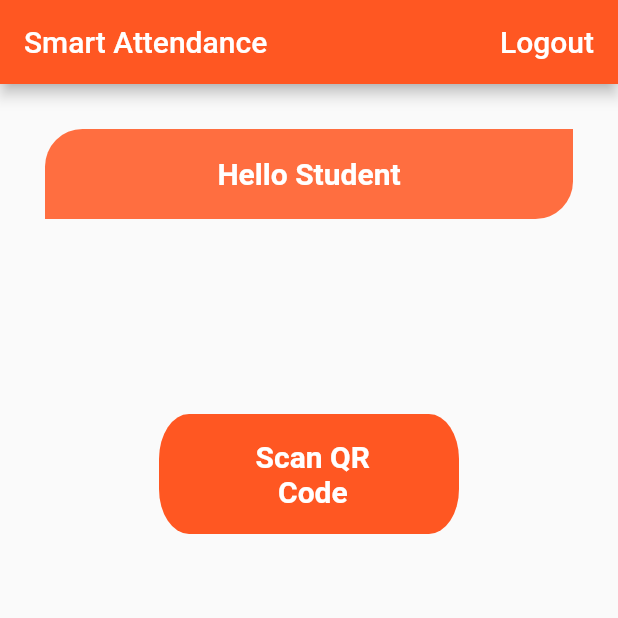
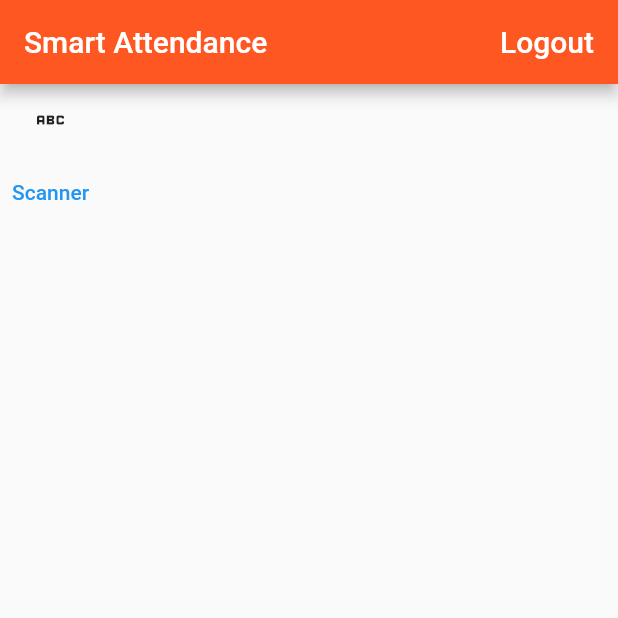
Before and after one commit to SRJ2910/MUSR, a Flutter app: the StudentHomePage screen opened directly, on a phone screen of 412 x 824 dp, the top half of it. Run offline on Flutter 3.47's test engine with Material 2 defaults, Android fonts, the phone set to English and light mode, and no system bars; our stand-ins replace cloud_firestore, firebase_auth, firebase_database, qr_flutter; missing offline and left inert: encrypt, flutter_barcode_scanner, qrscan, syncfusion_flutter_barcodes; accounts and stored records are empty.

Commit message:
Student scanner implemented

```diff
--- a/checkclass/lib/pages/student/student_home_page.dart
+++ b/checkclass/lib/pages/student/student_home_page.dart
@@ -2,7 +2,7 @@ import 'package:firebase_auth/firebase_auth.dart';
 import 'package:flutter/material.dart';
 import "package:cloud_firestore/cloud_firestore.dart";
 import 'package:encrypt/encrypt.dart' as ency;
-
+import 'package:flutter_barcode_scanner/flutter_barcode_scanner.dart';
 
 import 'package:miniproject/services/authentication.dart';
 
@@ -30,19 +30,13 @@ class _StudentHomePageState extends State<StudentHomePage> {
 
   //bool _isEmailVerified = false;
 
-
-
-
-
+  final Firestore _firestore = Firestore.instance;
   @override
   void initState() {
     super.initState();
 
-
     //_checkEmailVerification();
   }
-
-
 
   signOut() async {
     try {
@@ -52,8 +46,6 @@ class _StudentHomePageState extends State<StudentHomePage> {
       print(e);
     }
   }
-
-
 
   @override
   Widget build(BuildContext context) {
@@ -74,94 +66,30 @@ class _StudentHomePageState extends State<StudentHomePage> {
           child: Column(
             crossAxisAlignment: CrossAxisAlignment.center,
             children: <Widget>[
+              new IconButton(
+                  onPressed: (() =>
+                      qrCodeDecoder("CS2012020580428Cry86123", "202011069")),
+                  icon: Icon(Icons.abc)),
+              TextButton(
+                  onPressed: () async {
+                    FlutterBarcodeScanner.getBarcodeStreamReceiver(
+                            "#ff6666", "Cancel", false, ScanMode.QR)
+                        .listen((barcode) async {
+                      print(barcode);
 
-              Center(
-                child: Padding(
-                  padding: const EdgeInsets.all(30.0),
-                  child: Container(
-                    padding: EdgeInsets.fromLTRB(2, 2, 2, 2),
-                    width: 400,
-                    height: 60,
-                    alignment: Alignment(100, 20),
-                    decoration: BoxDecoration(
-                      color: Colors.deepOrangeAccent,
-                      shape: BoxShape.rectangle,
-                      //borderRadius: BorderRadius.circular(15),
-                      borderRadius: BorderRadius.only(
-                          bottomRight: Radius.circular(25),
-                          topLeft: Radius.circular(25)),
-                    ),
-                    child: const Center(
-                     child: Text(
-                        'Hello Student' ,
-                        style: TextStyle(
-                            fontWeight: FontWeight.bold,
-                            color: Colors.white,
-                            fontSize: 20),
-                      ),
-                    ),
-                  ),
-                ),
-              ),
-
-
-
-              Container(
-                  margin: new EdgeInsets.only(top: 40, bottom: 40),
-                  width: 320.0,
-                  height: 380.0,
-                  //alignment: Alignment(100, 20),
-                  decoration: BoxDecoration(
-                    //color: Colors.lightBlue[50],
-                    shape: BoxShape.rectangle,
-                    //borderRadius: BorderRadius.circular(25),
-                    borderRadius: BorderRadius.only(
-                        bottomRight: Radius.circular(35),
-                        topLeft: Radius.circular(35)),
-                  ),
-                  child: SingleChildScrollView(
-                    child: Column(
-                      children: <Widget>[
-                        GestureDetector(
-                          onTap: () {
-                            qrCodeScan();
-                          },
-                          child: Container(
-                            // margin: new  EdgeInsets.only(left: 10,right:10,top:10,bottom:30),
-                            padding: EdgeInsets.fromLTRB(2, 2, 2, 2),
-                            width: 200,
-                            margin: new EdgeInsets.only(top: 60, bottom: 10),
-                            height: 80,
-                            alignment: Alignment(50, 50),
-                            decoration: BoxDecoration(
-                              color: Colors.deepOrange,
-                              shape: BoxShape.rectangle,
-                              borderRadius:
-                                  BorderRadius.all(Radius.elliptical(20, 30)),
-                              //borderRadius: BorderRadius.circular(15),
-                            ),
-                            child: const Center(
-                              child: Text(
-                                '  Scan QR \n     Code',
-                                style: TextStyle(
-                                    fontWeight: FontWeight.bold,
-                                    color: Colors.white,
-                                    fontSize: 20),
-                              ),
-                            ),
-                          ),
-                        ),
-                        SizedBox(height: 200),
-                        new Text(status),
-                      ],
-                    ),
-                  )),
+                      // await qrCodeDecoder(barcode, "202011069");
+                    }, onDone: () {
+                      print("Done");
+                    }, onError: (error) {
+                      print("Error");
+                    });
+                  },
+                  child: Text("Scanner"))
             ],
           ),
         ),
       ),
     );
-
   }
 
   Future qrCodeScan() async {
@@ -176,6 +104,69 @@ class _StudentHomePageState extends State<StudentHomePage> {
     var a = updateDatabase();
   }
 
+  qrCodeDecoder(String code, String studentID) {
+    String courseID = code.substring(0, 5);
+    String batch = code.substring(5, 9);
+    String date = "22-02-2023";
+    // DateTime.now().day.toString() +
+    //     '-' +
+    //     DateTime.now().month.toString() +
+    //     '-' +
+    //     DateTime.now().year.toString();
+    validateQRcode(code, courseID, batch, date, studentID);
+  }
+
+  validateQRcode(String code, String courseID, String batch, String date,
+      String studentID) async {
+    final DocumentReference docRef =
+        _firestore.collection('QRcode').document(code);
+    try {
+      final docSnapshot = await docRef.get();
+      if (!docSnapshot.exists) {
+        // If the document doesn't exist, create a new one
+        print("QR EXPIRED");
+      } else {
+        await docRef.delete().then((value) => print("QR DELETED"));
+        markAttendance(courseID, batch, date, studentID);
+      }
+    } catch (e) {
+      print("Error on validateQRcode()");
+      print(e);
+    }
+  }
+
+  markAttendance(
+      String courseID, String batch, String date, String studentID) async {
+    final CollectionReference _collectionRef = _firestore.collection('course');
+    final DocumentReference docRef =
+        _collectionRef.document(courseID).collection(batch).document(studentID);
+
+    try {
+      final docSnapshot = await docRef.get();
+      if (!docSnapshot.exists) {
+        // If the document doesn't exist, create a new one
+        await docRef.setData({
+          'date': [date]
+        }).then((value) => print("New document added successfully"));
+      } else {
+        // If the document exists, update it
+        await docRef.updateData({
+          'date': FieldValue.arrayUnion([date])
+        }).then((value) =>
+            print("Attendance Marked for $studentID in $courseID for $date"));
+      }
+    } catch (e) {
+      print(e);
+    }
+  }
+// Future<bool> checkIfDocumentExists(String collectionName, String docId) async {
+//   DocumentSnapshot documentSnapshot = await _firestore
+//       .collection(collectionName)
+//       .document(docId).collection(collectionPath)
+//       .get();
+
+//   return documentSnapshot.exists;
+// }
   Future<void> updateDatabase() async {
     final firestoreInstance = Firestore.instance;
     var docs = Firestore.instance.document('Users/$this.userId');
@@ -246,7 +237,6 @@ class _StudentHomePageState extends State<StudentHomePage> {
       updatedCount = data[day]['count'] + 1;
     } catch (e) {
       updatedCount = 1;
-
     }
 
     try {
--- a/checkclass/pubspec.yaml
+++ b/checkclass/pubspec.yaml
@@ -31,6 +31,7 @@ dependencies:
   cupertino_icons: ^0.1.2
   qrscan: ^0.2.17
   syncfusion_flutter_barcodes: ^20.4.53
+  flutter_barcode_scanner: ^2.0.0
 
 dev_dependencies:
   flutter_test:
```
Also changed, not shown: checkclass/lib/pages/QR/qr_generator.dart (+0 -15 lines), checkclass/pubspec.lock.
